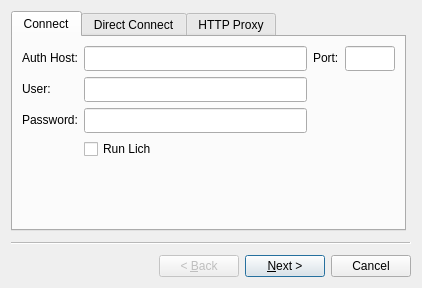
This is gui/connectwizard.ui in matoom/frostbite as Qt 5 draws it before an edit. The edited form follows.
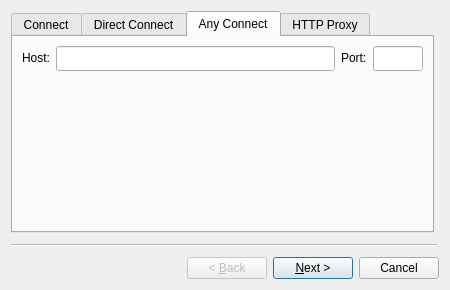
This is the edited form. The open tabs and pages were chosen to show the change. Icons and pictures are not drawn. Custom widgets are drawn as their Qt base class.

Commit message: new connection tab for connecting to any host/lich proxy with detachable client option active

The edit to the form file:
```diff
--- a/gui/connectwizard.ui
+++ b/gui/connectwizard.ui
@@ -6,20 +6,20 @@
    <rect>
     <x>0</x>
     <y>0</y>
-    <width>422</width>
-    <height>288</height>
+    <width>450</width>
+    <height>290</height>
    </rect>
   </property>
   <property name="sizePolicy">
-   <sizepolicy hsizetype="Minimum" vsizetype="Minimum">
+   <sizepolicy hsizetype="Expanding" vsizetype="Expanding">
     <horstretch>0</horstretch>
     <verstretch>0</verstretch>
    </sizepolicy>
   </property>
   <property name="minimumSize">
    <size>
-    <width>400</width>
-    <height>230</height>
+    <width>450</width>
+    <height>250</height>
    </size>
   </property>
   <property name="windowTitle">
@@ -57,6 +57,18 @@
     </property>
     <item>
      <widget class="QTabWidget" name="Connect">
+      <property name="sizePolicy">
+       <sizepolicy hsizetype="Expanding" vsizetype="Expanding">
+        <horstretch>0</horstretch>
+        <verstretch>0</verstretch>
+       </sizepolicy>
+      </property>
+      <property name="minimumSize">
+       <size>
+        <width>200</width>
+        <height>150</height>
+       </size>
+      </property>
       <property name="tabPosition">
        <enum>QTabWidget::North</enum>
       </property>
@@ -97,7 +109,7 @@
                 </property>
                 <property name="minimumSize">
                  <size>
-                  <width>0</width>
+                  <width>100</width>
                   <height>25</height>
                  </size>
                 </property>
@@ -129,7 +141,7 @@
                 </property>
                 <property name="minimumSize">
                  <size>
-                  <width>0</width>
+                  <width>100</width>
                   <height>25</height>
                  </size>
                 </property>
@@ -158,7 +170,7 @@
                 </property>
                 <property name="minimumSize">
                  <size>
-                  <width>0</width>
+                  <width>100</width>
                   <height>25</height>
                  </size>
                 </property>
@@ -175,6 +187,12 @@
               </item>
               <item row="3" column="1">
                <widget class="QCheckBox" name="lichBox">
+                <property name="minimumSize">
+                 <size>
+                  <width>0</width>
+                  <height>25</height>
+                 </size>
+                </property>
                 <property name="text">
                  <string>Run Lich</string>
                 </property>
@@ -223,19 +241,6 @@
             </item>
            </layout>
           </item>
-          <item>
-           <spacer name="verticalSpacer">
-            <property name="orientation">
-             <enum>Qt::Vertical</enum>
-            </property>
-            <property name="sizeHint" stdset="0">
-             <size>
-              <width>20</width>
-              <height>40</height>
-             </size>
-            </property>
-           </spacer>
-          </item>
           <item>
            <widget class="QLabel" name="errorLabel">
             <property name="text">
@@ -243,6 +248,19 @@
             </property>
            </widget>
           </item>
+          <item>
+           <spacer name="verticalSpacer_3">
+            <property name="orientation">
+             <enum>Qt::Vertical</enum>
+            </property>
+            <property name="sizeHint" stdset="0">
+             <size>
+              <width>20</width>
+              <height>40</height>
+             </size>
+            </property>
+           </spacer>
+          </item>
          </layout>
         </item>
        </layout>
@@ -373,6 +391,126 @@
              <string/>
             </property>
            </widget>
+          </item>
+          <item>
+           <spacer name="verticalSpacer">
+            <property name="orientation">
+             <enum>Qt::Vertical</enum>
+            </property>
+            <property name="sizeHint" stdset="0">
+             <size>
+              <width>20</width>
+              <height>40</height>
+             </size>
+            </property>
+           </spacer>
+          </item>
+         </layout>
+        </item>
+       </layout>
+      </widget>
+      <widget class="QWidget" name="anyConnect">
+       <attribute name="title">
+        <string>Any Connect</string>
+       </attribute>
+       <layout class="QVBoxLayout" name="verticalLayout_11">
+        <item>
+         <layout class="QVBoxLayout" name="verticalLayout_10">
+          <item>
+           <layout class="QHBoxLayout" name="horizontalLayout_8">
+            <item>
+             <layout class="QFormLayout" name="formLayout_7">
+              <item row="0" column="0">
+               <widget class="QLabel" name="anyHostLabel">
+                <property name="text">
+                 <string>Host:</string>
+                </property>
+               </widget>
+              </item>
+              <item row="0" column="1">
+               <widget class="QLineEdit" name="anyHostEdit">
+                <property name="sizePolicy">
+                 <sizepolicy hsizetype="Expanding" vsizetype="Fixed">
+                  <horstretch>0</horstretch>
+                  <verstretch>0</verstretch>
+                 </sizepolicy>
+                </property>
+                <property name="minimumSize">
+                 <size>
+                  <width>100</width>
+                  <height>25</height>
+                 </size>
+                </property>
+                <property name="maximumSize">
+                 <size>
+                  <width>16777215</width>
+                  <height>25</height>
+                 </size>
+                </property>
+                <property name="focusPolicy">
+                 <enum>Qt::ClickFocus</enum>
+                </property>
+               </widget>
+              </item>
+             </layout>
+            </item>
+            <item>
+             <layout class="QFormLayout" name="formLayout_8">
+              <item row="0" column="0">
+               <widget class="QLabel" name="anyPortLabel">
+                <property name="text">
+                 <string>Port:</string>
+                </property>
+               </widget>
+              </item>
+              <item row="0" column="1">
+               <widget class="QLineEdit" name="anyPortEdit">
+                <property name="sizePolicy">
+                 <sizepolicy hsizetype="Fixed" vsizetype="Fixed">
+                  <horstretch>0</horstretch>
+                  <verstretch>0</verstretch>
+                 </sizepolicy>
+                </property>
+                <property name="minimumSize">
+                 <size>
+                  <width>25</width>
+                  <height>25</height>
+                 </size>
+                </property>
+                <property name="maximumSize">
+                 <size>
+                  <width>50</width>
+                  <height>25</height>
+                 </size>
+                </property>
+                <property name="focusPolicy">
+                 <enum>Qt::ClickFocus</enum>
+                </property>
+               </widget>
+              </item>
+             </layout>
+            </item>
+           </layout>
+          </item>
+          <item>
+           <widget class="QLabel" name="anyErrorLabel">
+            <property name="text">
+             <string/>
+            </property>
+           </widget>
+          </item>
+          <item>
+           <spacer name="verticalSpacer_4">
+            <property name="orientation">
+             <enum>Qt::Vertical</enum>
+            </property>
+            <property name="sizeHint" stdset="0">
+             <size>
+              <width>20</width>
+              <height>40</height>
+             </size>
+            </property>
+           </spacer>
           </item>
          </layout>
         </item>
```
Left out of the diff: 27 changed lines with no effect on the pictures. The commit also changes 7 other files.
